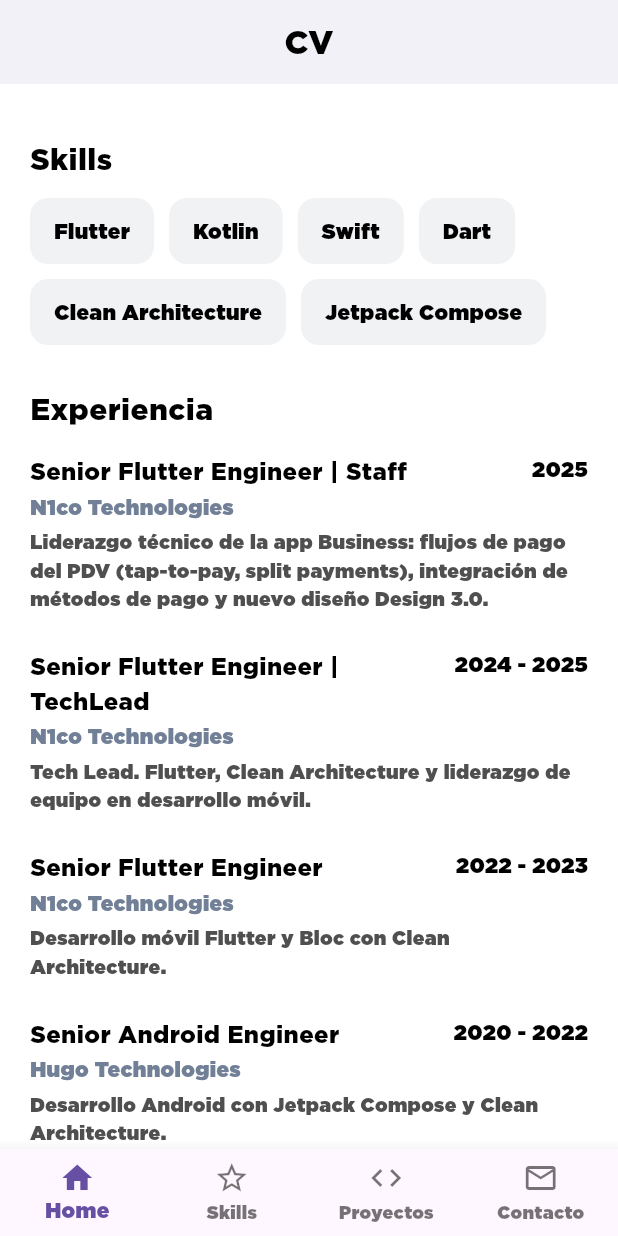
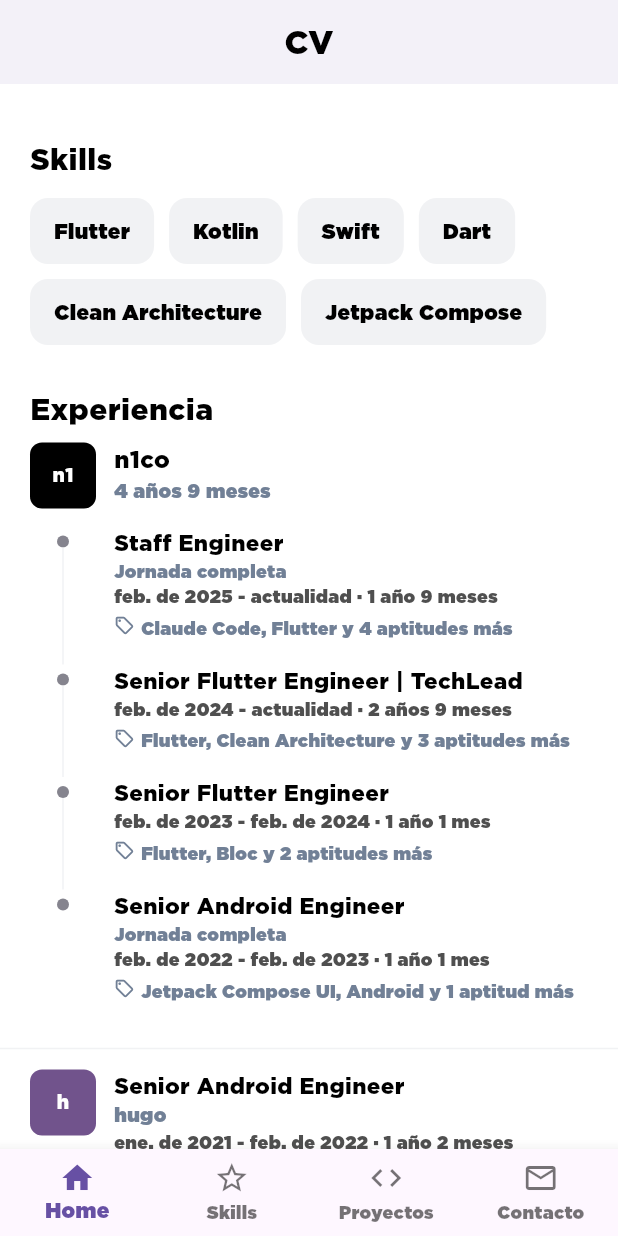
Before and after one commit to josaeljjh/ProfileCV, a Flutter app: the screen it shows after launch, scrolled down 576 dp, on a phone screen of 412 x 824 dp. Run offline on Flutter 3.47's test engine with Material 3 defaults, Android fonts, the phone set to English and light mode, and no system bars; our stand-ins replace cached_network_image, dio, equatable, flutter_svg, get_it, internet_connection_checker and 2 more; missing offline and left inert: flutter_displaymode.

Commit message:
Rebuild Experience section as a LinkedIn-style company timeline
Groups work history by company (matching the real LinkedIn export):
a multi-role company (n1co, 4 roles) gets a header with logo, total
tenure and a dotted vertical timeline per role; single-role companies
(hugo, OE Internacional, Elaniin, Mobile SV) collapse into one flat
entry. Each role shows its title, employment type, period, duration
and top skills, styled with the existing light color palette.

Co-Authored-By: Claude Sonnet 5 <noreply@anthropic.com>
Claude-Session: https://claude.ai/code/session_01LfEYkEduBRuQwtFwoZxnSY

```diff
--- a/lib/src/ui/features/pages/home/home_page.dart
+++ b/lib/src/ui/features/pages/home/home_page.dart
@@ -10,13 +10,24 @@ class _PortfolioItem {
   final Color background;
 }
 
-class _ExperienceItem {
-  const _ExperienceItem(this.company, this.role, this.period, this.description);
+class _Role {
+  const _Role(this.title, this.period, this.duration, this.skills, {this.employmentType});
+
+  final String title;
+  final String? employmentType;
+  final String period;
+  final String duration;
+  final String skills;
+}
+
+class _CompanyExperience {
+  const _CompanyExperience(this.company, this.logoInitials, this.logoColor, this.roles, {this.totalDuration});
 
   final String company;
-  final String role;
-  final String period;
-  final String description;
+  final String logoInitials;
+  final Color logoColor;
+  final String? totalDuration;
+  final List<_Role> roles;
 }
 
 /// "Home" tab: CV summary inspired by the Figma "CV design for mobile" layout -
@@ -52,45 +63,92 @@ class HomePage extends StatelessWidget {
     'Jetpack Compose',
   ];
 
-  static const List<_ExperienceItem> _experience = [
-    _ExperienceItem(
-      'N1co Technologies',
-      'Senior Flutter Engineer | Staff',
-      '2025',
-      'Liderazgo técnico de la app Business: flujos de pago del PDV '
-          '(tap-to-pay, split payments), integración de métodos de pago y '
-          'nuevo diseño Design 3.0.',
+  static const List<_CompanyExperience> _experience = [
+    _CompanyExperience(
+      'n1co',
+      'n1',
+      black,
+      [
+        _Role(
+          'Staff Engineer',
+          'feb. de 2025 - actualidad',
+          '1 año 9 meses',
+          'Claude Code, Flutter y 4 aptitudes más',
+          employmentType: 'Jornada completa',
         ),
-    _ExperienceItem(
-      'N1co Technologies',
+        _Role(
           'Senior Flutter Engineer | TechLead',
-      '2024 - 2025',
-      'Tech Lead. Flutter, Clean Architecture y liderazgo de equipo en '
-          'desarrollo móvil.',
+          'feb. de 2024 - actualidad',
+          '2 años 9 meses',
+          'Flutter, Clean Architecture y 3 aptitudes más',
         ),
-    _ExperienceItem(
-      'N1co Technologies',
+        _Role(
           'Senior Flutter Engineer',
-      '2022 - 2023',
-      'Desarrollo móvil Flutter y Bloc con Clean Architecture.',
+          'feb. de 2023 - feb. de 2024',
+          '1 año 1 mes',
+          'Flutter, Bloc y 2 aptitudes más',
         ),
-    _ExperienceItem(
-      'Hugo Technologies',
+        _Role(
           'Senior Android Engineer',
-      '2020 - 2022',
-      'Desarrollo Android con Jetpack Compose y Clean Architecture.',
+          'feb. de 2022 - feb. de 2023',
+          '1 año 1 mes',
+          'Jetpack Compose UI, Android y 1 aptitud más',
+          employmentType: 'Jornada completa',
         ),
-    _ExperienceItem(
-      'Elanin',
+      ],
+      totalDuration: '4 años 9 meses',
+    ),
+    _CompanyExperience(
+      'hugo',
+      'h',
+      butterflyBush,
+      [
+        _Role(
+          'Senior Android Engineer',
+          'ene. de 2021 - feb. de 2022',
+          '1 año 2 meses',
+          'Clean Architecture, Android Jetpack y 1 aptitud más',
+        ),
+      ],
+    ),
+    _CompanyExperience(
+      'OE Internacional',
+      'OE',
+      carbon100,
+      [
+        _Role(
           'Senior Android Developer',
-      '2019 - 2020',
-      '1 año en desarrollo de aplicaciones móviles Android.',
+          'feb. de 2020 - ene. de 2021',
+          '1 año',
+          '',
         ),
-    _ExperienceItem(
+      ],
+    ),
+    _CompanyExperience(
+      'Elaniin',
+      'E',
+      secondary500,
+      [
+        _Role(
+          'Senior Android Developer',
+          'mar. de 2019 - feb. de 2020',
+          '1 año',
+          '',
+        ),
+      ],
+    ),
+    _CompanyExperience(
       'Mobile SV',
+      'M',
+      carbon400,
+      [
+        _Role(
           'Android Developer',
           '2016 - 2019',
-      '3 años en desarrollo de aplicaciones móviles Android.',
+          '3 años',
+          'Jetpack Compose, Clean Architecture',
+        ),
+      ],
     ),
   ];
 
@@ -123,7 +181,7 @@ class HomePage extends StatelessWidget {
             _buildSkills(),
             const SizedBox(height: 28),
             _sectionTitle('Experiencia'),
-            const SizedBox(height: 4),
+            const SizedBox(height: 8),
             _buildExperience(),
           ],
         ),
@@ -244,46 +302,159 @@ class HomePage extends StatelessWidget {
 
   Widget _buildExperience() {
     return Column(
-      children: _experience
-          .map((item) => Padding(
-                padding: const EdgeInsets.symmetric(horizontal: 20, vertical: 12),
+      children: [
+        for (int i = 0; i < _experience.length; i++) ...[
+          _buildCompanyBlock(_experience[i]),
+          if (i != _experience.length - 1) const Divider(height: 28, color: athensGray),
+        ],
+      ],
+    );
+  }
+
+  Widget _logoBox(String initials, Color color) {
+    final isDark = ThemeData.estimateBrightnessForColor(color) == Brightness.dark;
+    return Container(
+      width: 44,
+      height: 44,
+      alignment: Alignment.center,
+      decoration: BoxDecoration(
+        color: color,
+        borderRadius: BorderRadius.circular(8),
+      ),
+      child: Text(
+        initials,
+        style: TextStyle(
+          fontSize: 13,
+          fontWeight: FontWeight.bold,
+          color: isDark ? white : black,
+        ),
+      ),
+    );
+  }
+
+  Widget _buildCompanyBlock(_CompanyExperience exp) {
+    // A single-role company collapses into one flat entry (logo + role +
+    // company + dates), matching how LinkedIn displays it.
+    if (exp.roles.length == 1) {
+      final role = exp.roles.first;
+      return Padding(
+        padding: const EdgeInsets.symmetric(horizontal: 20),
+        child: Row(
+          crossAxisAlignment: CrossAxisAlignment.start,
+          children: [
+            _logoBox(exp.logoInitials, exp.logoColor),
+            const SizedBox(width: 12),
+            Expanded(child: _buildRoleDetails(role, exp.company)),
+          ],
+        ),
+      );
+    }
+
+    // Multi-role company: header with logo/name/total duration, then a
+    // dotted timeline of each role at that company.
+    return Padding(
+      padding: const EdgeInsets.symmetric(horizontal: 20),
       child: Column(
         crossAxisAlignment: CrossAxisAlignment.start,
         children: [
           Row(
             crossAxisAlignment: CrossAxisAlignment.start,
             children: [
+              _logoBox(exp.logoInitials, exp.logoColor),
+              const SizedBox(width: 12),
               Expanded(
                 child: Column(
                   crossAxisAlignment: CrossAxisAlignment.start,
                   children: [
                     Text(
-                                item.role,
+                      exp.company,
                       style: const TextStyle(fontSize: 16, fontWeight: FontWeight.bold, color: black),
                     ),
-                              const SizedBox(height: 2),
+                    if (exp.totalDuration != null)
                       Text(
-                                item.company,
-                                style: const TextStyle(fontSize: 14, color: slateGray),
+                        exp.totalDuration!,
+                        style: const TextStyle(fontSize: 13, color: slateGray),
                       ),
                   ],
                 ),
               ),
-                        Text(
-                          item.period,
-                          style: const TextStyle(fontSize: 14, color: black),
+            ],
+          ),
+          const SizedBox(height: 12),
+          for (int i = 0; i < exp.roles.length; i++)
+            IntrinsicHeight(
+              child: Row(
+                crossAxisAlignment: CrossAxisAlignment.start,
+                children: [
+                  SizedBox(
+                    width: 44,
+                    child: Column(
+                      children: [
+                        Container(
+                          width: 8,
+                          height: 8,
+                          margin: const EdgeInsets.only(top: 6),
+                          decoration: const BoxDecoration(color: gray200, shape: BoxShape.circle),
+                        ),
+                        if (i != exp.roles.length - 1)
+                          const Expanded(child: VerticalDivider(width: 1, thickness: 1, color: athensGray)),
+                      ],
+                    ),
+                  ),
+                  const SizedBox(width: 12),
+                  Expanded(
+                    child: Padding(
+                      padding: const EdgeInsets.only(bottom: 16),
+                      child: _buildRoleDetails(exp.roles[i], null),
+                    ),
                   ),
                 ],
               ),
-                    const SizedBox(height: 4),
-                    Text(
-                      item.description,
-                      style: const TextStyle(fontSize: 13, color: gray400),
             ),
         ],
       ),
-              ))
-          .toList(),
+    );
+  }
+
+  Widget _buildRoleDetails(_Role role, String? companyName) {
+    return Column(
+      crossAxisAlignment: CrossAxisAlignment.start,
+      children: [
+        Text(
+          role.title,
+          style: const TextStyle(fontSize: 15, fontWeight: FontWeight.bold, color: black),
+        ),
+        if (companyName != null)
+          Text(
+            companyName,
+            style: const TextStyle(fontSize: 13, color: slateGray),
+          ),
+        if (role.employmentType != null)
+          Text(
+            role.employmentType!,
+            style: const TextStyle(fontSize: 12, color: slateGray),
+          ),
+        Text(
+          '${role.period} · ${role.duration}',
+          style: const TextStyle(fontSize: 12, color: gray400),
+        ),
+        if (role.skills.isNotEmpty) ...[
+          const SizedBox(height: 4),
+          Row(
+            crossAxisAlignment: CrossAxisAlignment.start,
+            children: [
+              const Icon(Icons.local_offer_outlined, size: 14, color: slateGray),
+              const SizedBox(width: 4),
+              Expanded(
+                child: Text(
+                  role.skills,
+                  style: const TextStyle(fontSize: 12, color: slateGray),
+                ),
+              ),
+            ],
+          ),
+        ],
+      ],
     );
   }
 }
```
Lines whose indentation alone changed are shown as unchanged.
